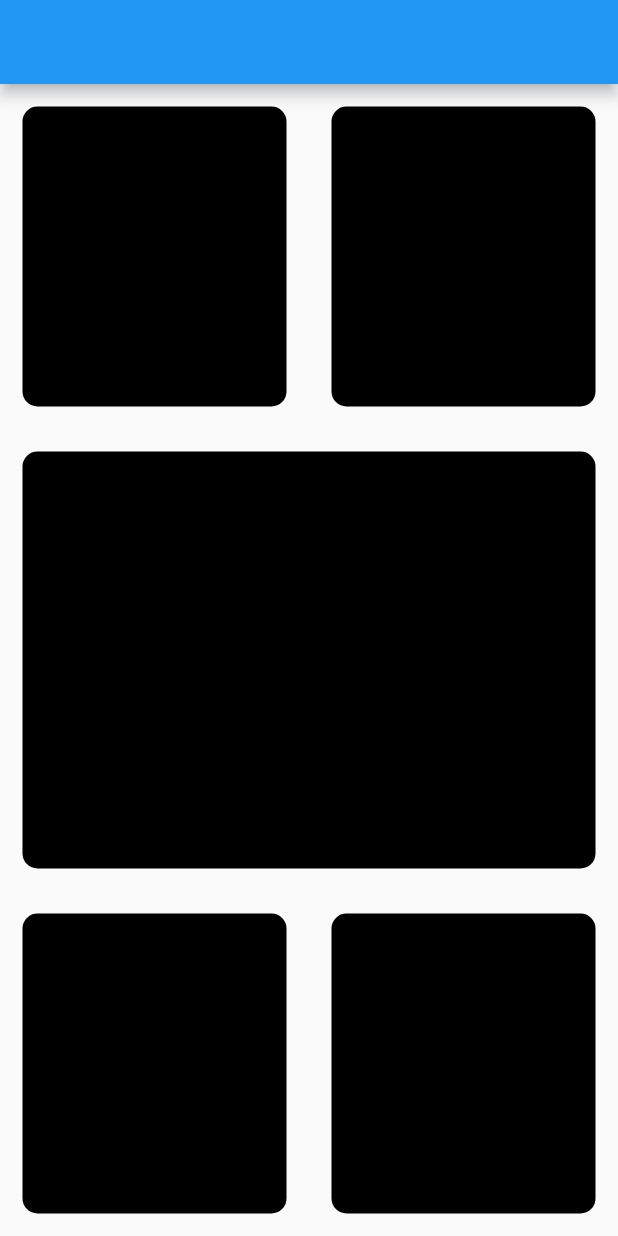
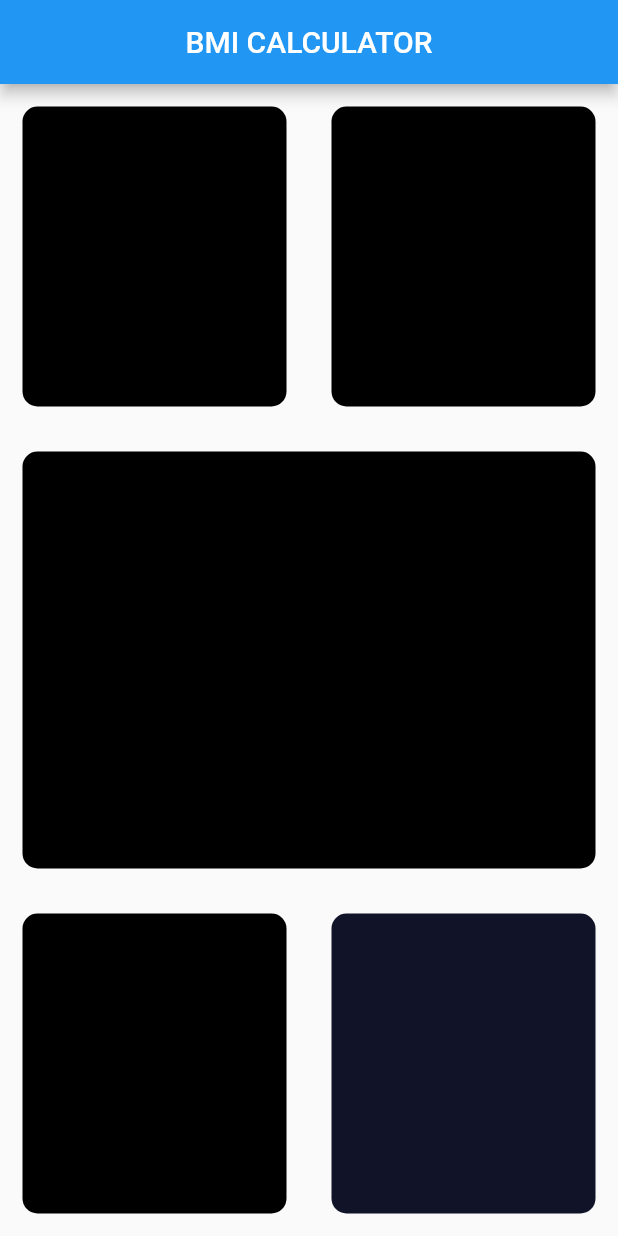
Before and after one commit to RaghavTheGreat1/bmi_calculator, a Flutter app: the screen it shows after launch, on a phone screen of 412 x 824 dp. Run offline on Flutter 3.47's test engine with Material 2 defaults, Android fonts, the phone set to English and light mode, and no system bars.

Commit message:
added Color, childCard properties to Material Card & added themes dir for storing Colors

```diff
--- a/lib/main.dart
+++ b/lib/main.dart
@@ -10,9 +10,9 @@ class MyApp extends StatelessWidget {
   Widget build(BuildContext context) {
     return MaterialApp(
       home: Scaffold(
-
         appBar: AppBar(
-
+          title: Text("BMI CALCULATOR"),
+          centerTitle: true,
         ),
         body: MainPage(),
       ),
--- a/lib/main_page.dart
+++ b/lib/main_page.dart
@@ -1,5 +1,6 @@
 import 'package:flutter/material.dart';
 import 'material_card.dart';
+import 'themes/colors.dart';
 
 class MainPage extends StatefulWidget {
   @override
@@ -61,7 +62,7 @@ class _MainPageState extends State<MainPage> {
             Expanded(
               child: GestureDetector(
                 onTap: () {},
-                child: MaterialCard(),
+                child: MaterialCard(materialCardColor: kMaterialCardColor, ),
               ),
             ),
           ],
--- a/lib/material_card.dart
+++ b/lib/material_card.dart
@@ -1,15 +1,21 @@
 import 'package:flutter/material.dart';
 
 class MaterialCard extends StatelessWidget {
+  final Color materialCardColor;
+  final Widget childCard;
+
+  MaterialCard({@required this.materialCardColor, this.childCard});
+
   @override
   Widget build(BuildContext context) {
     return Container(
       height: 200,
+      child: childCard,
       width: double.infinity,
       margin: EdgeInsets.all(15.0),
       decoration: BoxDecoration(
         borderRadius: BorderRadius.circular(10),
-        color: Colors.black,
+        color: materialCardColor,
       ),
     );
   }
--- a/lib/themes/colors.dart
+++ b/lib/themes/colors.dart
@@ -0,0 +1,3 @@
+import 'package:flutter/material.dart';
+
+const kMaterialCardColor = Color(0xFF111328);
```
